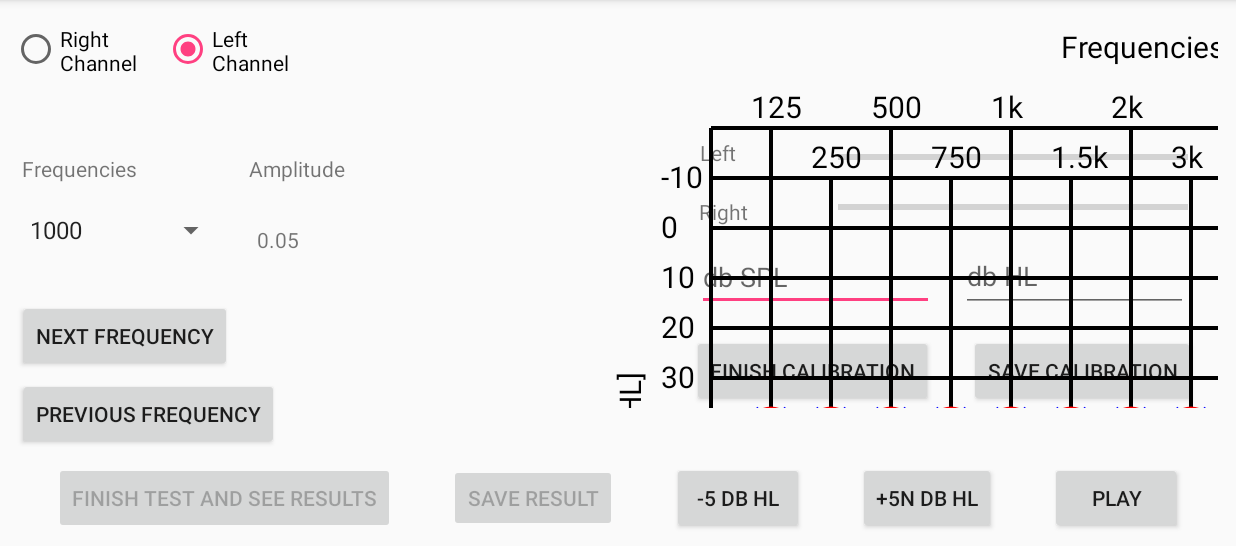
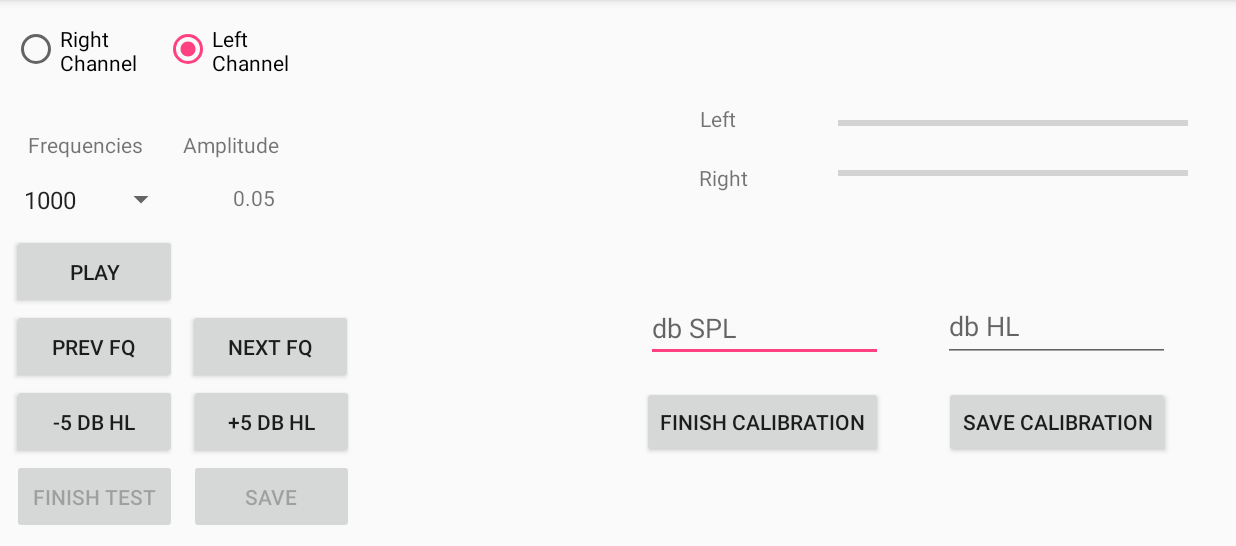
Before and after one commit to elijahmg/hearing_analyzer, an Android app: the screen it shows after launch (MainActivity), after a tap on "START CALIBRATION", on a phone screen of 824 x 412 dp (held sideways), the part 72-618 px from its top. Run offline under Robolectric (Android 15) with nearby library versions, the phone set to English and light mode, and no system bars; network calls fail; Roboto replaces fonts that are not available here; 2 statements that could not run were skipped.

Commit message:
layout has been changed, fix some bugs

```diff
--- a/app/src/main/java/com/degree/eliif/hearinganalyzer/Actvities/MainActivity.kt
+++ b/app/src/main/java/com/degree/eliif/hearinganalyzer/Actvities/MainActivity.kt
@@ -129,10 +129,7 @@ class MainActivity : AppCompatActivity(), AdapterView.OnItemSelectedListener {
 
     calibrationLayout.visibility = View.VISIBLE
 
-    // textView.visibility = View.INVISIBLE
-
-    // lessVolume.isEnabled = false
-    // moreVolume.isEnabled = false
+    GRAPH.visibility = View.INVISIBLE
 
     saveResultButton.isEnabled = false
 
@@ -189,10 +186,10 @@ class MainActivity : AppCompatActivity(), AdapterView.OnItemSelectedListener {
     /** Set start freq from 1kHz **/
     frequencySpinner.setSelection(setupWave.currentIndex)
 
-    this.resetLevel()
-
     /** Restore activity state **/
     this.setSharedValues()
+
+    this.resetLevel()
   }
 
   /**
@@ -209,6 +206,7 @@ class MainActivity : AppCompatActivity(), AdapterView.OnItemSelectedListener {
 
     val position = sharedPref.getInt("pos", 0)
     val resultAsString = sharedPref.getString("result", "")
+    val coordinationAsString = sharedPref.getString("coordination", "")
     val side = sharedPref.getBoolean("side", true)
 
     isDefaultCalibration = sharedPref.getBoolean("isDefaultCalibration", true)
@@ -227,12 +225,20 @@ class MainActivity : AppCompatActivity(), AdapterView.OnItemSelectedListener {
       setupWave.FREQUENCY = frequency.toString().toDouble()
     }
 
-    /** Setting object **/
+    /** Setting Result **/
     if (resultAsString != "") {
       val gson = Gson()
       val resultAsObject = gson.fromJson(resultAsString, Result::class.java)
 
       setupWave.setResult(resultAsObject)
+    }
+
+    /** Setting coordination **/
+    if (coordinationAsString != "") {
+      val gson = Gson()
+      val coordinationAsObject = gson.fromJson(coordinationAsString, Coordination::class.java)
+
+      coordination = coordinationAsObject
     }
 
     leftProgress.progress = sharedPref.getInt("leftProgress", 0)
@@ -291,12 +297,7 @@ class MainActivity : AppCompatActivity(), AdapterView.OnItemSelectedListener {
         setupWave.currentIndex = 0
         setupWave.fromStart = false
       } else {
-        /** skip 1 kHz **/
-        if (setupWave.currentIndex == 3) {
-          setupWave.currentIndex += 2
-        } else {
-          setupWave.currentIndex += 1
-        }
+        setupWave.currentIndex += 1
       }
 
       frequencySpinner.setSelection(setupWave.currentIndex)
@@ -387,7 +388,7 @@ class MainActivity : AppCompatActivity(), AdapterView.OnItemSelectedListener {
   @TargetApi(Build.VERSION_CODES.N)
   @RequiresApi(Build.VERSION_CODES.LOLLIPOP)
   fun less(view: View) {
-    setupWave.less()
+    setupWave.less(isCalibration)
 
     if (isCalibration !== null && isCalibration == true) {
       textView!!.text = setupWave.LEVEL.toString()
@@ -404,7 +405,7 @@ class MainActivity : AppCompatActivity(), AdapterView.OnItemSelectedListener {
   @TargetApi(Build.VERSION_CODES.N)
   @RequiresApi(Build.VERSION_CODES.LOLLIPOP)
   fun more(view: View) {
-    setupWave.more()
+    setupWave.more(isCalibration)
     if (isCalibration !== null && isCalibration == true) {
       textView!!.text = setupWave.LEVEL.toString()
     } else {
@@ -539,10 +540,12 @@ class MainActivity : AppCompatActivity(), AdapterView.OnItemSelectedListener {
     val sharedRef = getSharedPreferences("share", Context.MODE_PRIVATE) ?: return
     val gson = Gson()
     val objAsString = gson.toJson(setupWave.getResult())
+    val coordinationAsResult = gson.toJson(coordination)
 
     with(sharedRef.edit()) {
       putInt("pos", setupWave.currentIndex)
       putString("result", objAsString)
+      putString("coordination", coordinationAsResult)
       putBoolean("side", setupWave.LEFT_CHANNEL)
       putBoolean("isDefaultCalibration", isDefaultCalibration!!)
       putBoolean("isCalibration", isCalibration!!)
--- a/app/src/main/java/com/degree/eliif/hearinganalyzer/Actvities/ResultsActivity.kt
+++ b/app/src/main/java/com/degree/eliif/hearinganalyzer/Actvities/ResultsActivity.kt
@@ -12,7 +12,6 @@ import com.degree.eliif.hearinganalyzer.LineView
 import com.degree.eliif.hearinganalyzer.POJO.Coordination
 import com.degree.eliif.hearinganalyzer.POJO.Result
 import com.degree.eliif.hearinganalyzer.R
-import com.github.mikephil.charting.charts.LineChart
 import com.google.gson.Gson
 import java.io.*
 
@@ -22,11 +21,6 @@ class ResultsActivity : AppCompatActivity() {
 
   lateinit var GRAPH: ImageView
   private var RESULT_FILE = "result.json"
-
-  private lateinit var lineChart: LineChart
-
-  private var axisData: MutableList<Int> = mutableListOf(3, 6, 7, 9, 7)
-  private var yAxisData: MutableList<Int> = mutableListOf(5, 6, 7, 9, 7)
 
   @RequiresApi(Build.VERSION_CODES.N)
   override fun onCreate(savedInstanceState: Bundle?) {
--- a/app/src/main/java/com/degree/eliif/hearinganalyzer/Functionality/Computate.kt
+++ b/app/src/main/java/com/degree/eliif/hearinganalyzer/Functionality/Computate.kt
@@ -1,5 +1,6 @@
 package com.degree.eliif.hearinganalyzer.Functionality
 
+import android.util.Log
 import com.degree.eliif.hearinganalyzer.POJO.Calibration
 
 class Computate(private val calibration: Calibration) {
@@ -28,4 +29,8 @@ class Computate(private val calibration: Calibration) {
     val measuredDbHLLevel = this.getDbHl(frequency, leftSide)
     return (calibrationFloatLevel / (Math.pow(10.toDouble(), (measuredDbHLLevel!! / 20).toDouble()))).toFloat()
   }
+
+  override fun toString(): String {
+    return calibration.toString()
+  }
 }
--- a/app/src/main/java/com/degree/eliif/hearinganalyzer/Functionality/PlayWave.kt
+++ b/app/src/main/java/com/degree/eliif/hearinganalyzer/Functionality/PlayWave.kt
@@ -71,14 +71,30 @@ class PlayWave {
   /**
    * Reduce by 5db
    */
-  fun less() {
+  fun less(isCalibration: Boolean?) {
+
+    if (!isCalibration!!) {
+      val tempLevel = LEVEL / koef
+      val tempdbHLLevel = (20 * log10(((tempLevel / NULL_LEVEL).toDouble()))).roundToInt()
+
+      if (tempdbHLLevel < -10) return
+    }
+
     LEVEL /= koef
   }
 
   /**
    * Increase by 5db
    */
-  fun more() {
+  fun more(isCalibration: Boolean?) {
+
+    if (!isCalibration!!) {
+      val tempLevel = LEVEL * koef
+      val tempdbHLLevel = (20 * log10(((tempLevel / NULL_LEVEL).toDouble()))).roundToInt()
+
+      if (tempdbHLLevel > 95) return
+    }
+
     LEVEL *= koef
   }
 
@@ -148,7 +164,7 @@ class PlayWave {
           }
         }
 
-         mAudio.write(samples, 0, samples.size, AudioTrack.WRITE_BLOCKING)
+        mAudio.write(samples, 0, samples.size, AudioTrack.WRITE_BLOCKING)
       }
     }
   }
--- a/app/src/main/java/com/degree/eliif/hearinganalyzer/LineView.kt
+++ b/app/src/main/java/com/degree/eliif/hearinganalyzer/LineView.kt
@@ -67,63 +67,65 @@ class LineView(
     paint.strokeWidth = 4F
     paint.color = Color.BLUE
 
-    canvas.drawLine(x - 15F, y - 20F, x + 15f, y + 20F, paint)
-    canvas.drawLine(x - 15F, y + 20F, x + 15f, y - 20F, paint)
+    canvas.drawLine(x - 17F, y - 22F, x + 17f, y + 22F, paint)
+    canvas.drawLine(x - 17F, y + 22F, x + 17f, y - 22F, paint)
   }
 
   private fun drawCircle(canvas: Canvas, cx: Float, cy: Float) {
     val paint = Paint()
     paint.color = Color.RED
     paint.style = Paint.Style.STROKE
-    paint.strokeWidth = 3F
+    paint.strokeWidth = 5F
 
-    canvas.drawCircle(cx, cy, 20F, paint)
+    canvas.drawCircle(cx, cy, 25F, paint)
   }
 
   private fun drawGraph(canvas: Canvas) {
     val paint = Paint()
     paint.color = Color.BLACK
     paint.strokeWidth = 4F
-    paint.textSize = 30F
+    paint.textSize = 40F
 
     val xVal = arrayListOf("125", "250", "500", "750", "1k", "1.5k", "2k", "3k", "4k", "8k", "9k", "10k", "11.2k", "14k", "16k")
 
     // Vertical
-    for ((index, x) in (150..1120 step 60).withIndex()) {
-      if (index != 0 && index % 2 == 0 && x < 1080) {
-        canvas.drawLine(x.toFloat(), 160F, x.toFloat(), 660F, paint)
+    for ((index, x) in (110..1230 step 70).withIndex()) {
+      if (index != 0 && index % 2 == 0 && x < 1230) {
+        canvas.drawLine(x.toFloat(), 170F, x.toFloat(), 830F, paint)
       } else {
-        canvas.drawLine(x.toFloat(), 110F, x.toFloat(), 660F, paint)
+        canvas.drawLine(x.toFloat(), 110F, x.toFloat(), 830F, paint)
       }
       if (index != 0) {
         if (index - 1 < xVal.size) {
-          if (index != 0 && index % 2 == 0 && x < 1080) {
-            canvas.drawText(xVal[index - 1], x.toFloat() - 20, 150F, paint)
+          if (index != 0 && index % 2 == 0 && x < 1160) {
+            canvas.drawText(xVal[index - 1], x.toFloat() - 30, 150F, paint)
 
           } else {
-            canvas.drawText(xVal[index - 1], x.toFloat() - 20, 100F, paint)
+            canvas.drawText(xVal[index - 1], x.toFloat() - 30, 100F, paint)
           }
         }
       }
     }
 
-    val yVal = arrayListOf("-10", "0", "10", "20", "30", "40", "50", "60", "70", "80")
+    val yVal = arrayListOf("-10", "0", "10", "20", "30", "40", "50", "60", "70", "80", "90")
 
     // Horizontal
-    for ((index, y) in (110..700 step 50).withIndex()) {
-      canvas.drawLine(150F, y.toFloat(), 1110F, y.toFloat(), paint)
+    for ((index, y) in (110..860 step 60).withIndex()) {
+      canvas.drawLine(110F, y.toFloat(), 1230F, y.toFloat(), paint)
 
       // render y vals
       if (index != 0) {
         if (index - 1 < yVal.size) {
-          canvas.drawText(yVal[index - 1], 100F, y.toFloat() + 10F, paint)
+          canvas.drawText(yVal[index - 1], 50F, y.toFloat() + 10F, paint)
         }
       }
     }
+
+    paint.typeface = Typeface.create(Typeface.DEFAULT, Typeface.BOLD)
     canvas.drawText("Frequencies [Hz]", 500F, 40F, paint)
 
     canvas.rotate(270F)
-    canvas.drawText("dB [HL]", -450F, 80F, paint)
+    canvas.drawText("dB [HL]", -500F, 30F, paint)
     canvas.rotate(-270F)
   }
 
--- a/app/src/main/java/com/degree/eliif/hearinganalyzer/POJO/Calibration.kt
+++ b/app/src/main/java/com/degree/eliif/hearinganalyzer/POJO/Calibration.kt
@@ -9,4 +9,8 @@ class Calibration : Serializable {
   var dbHl: MutableMap<Double, Float> = mutableMapOf()
 
   var measuringLevel: Float = 0.0F
+
+  override fun toString(): String {
+    return calibrationLeft.toString()
+  }
 }
--- a/app/src/main/java/com/degree/eliif/hearinganalyzer/POJO/Coordination.kt
+++ b/app/src/main/java/com/degree/eliif/hearinganalyzer/POJO/Coordination.kt
@@ -7,14 +7,14 @@ class Coordination: Serializable {
     125.0, 250.0, 500.0, 750.0,
     1000.0, 1500.0, 2000.0,
     3000.0, 4000.0, 8000.0,
-    9000.0, 10000.0, 112000.0,
+    9000.0, 10000.0, 11200.0,
     14000.0, 16000.0)
 
-  /** 19 **/
+  /** 21 **/
   private var levels = mutableListOf(
     -10, -5, 0, 5, 10, 15, 20,
     25, 30, 35, 40, 45, 50, 55, 60, 65,
-    70, 75, 80)
+    70, 75, 80, 85, 90, 95)
 
   private val coordinatesMapXFq = mutableMapOf<Double, Float>()
   private val coordinatesMapYLevel = mutableMapOf<Int, Float>()
@@ -25,11 +25,11 @@ class Coordination: Serializable {
   val rightCoordinatesXY = mutableMapOf<Float, Float>()
 
   init {
-    for ((index, y) in (160..610 step 25).withIndex()) {
+    for ((index, y) in (170..820 step 30).withIndex()) {
       coordinatesMapYLevel[levels[index]] = y.toFloat()
     }
 
-    for ((index, x) in (210..1070 step 60).withIndex()) {
+    for ((index, x) in (180..1160 step 70).withIndex()) {
       coordinatesMapXFq[frequincies[index]] = x.toFloat()
     }
 
--- a/app/src/main/res/layout-v21/activity_main.xml
+++ b/app/src/main/res/layout-v21/activity_main.xml
@@ -6,6 +6,14 @@
     android:layout_height="match_parent"
     tools:background="?attr/colorBackgroundFloating"
     tools:context=".Actvities.MainActivity">
+
+    <androidx.constraintlayout.widget.ConstraintLayout
+        android:id="@+id/buttonsWrap"
+        android:layout_width="247dp"
+        android:layout_height="match_parent"
+        app:layout_constraintBottom_toBottomOf="parent"
+        app:layout_constraintStart_toStartOf="parent"
+        app:layout_constraintTop_toTopOf="parent">
 
         <RadioGroup
             android:id="@+id/radioGroup2"
@@ -36,134 +44,140 @@
 
         </RadioGroup>
 
-    <Button
-        android:id="@+id/play"
-        android:layout_width="wrap_content"
-        android:layout_height="wrap_content"
-        android:layout_marginBottom="8dp"
-        android:text="@string/play"
-        app:layout_constraintBottom_toBottomOf="parent"
-        app:layout_constraintEnd_toEndOf="parent"
-        app:layout_constraintHorizontal_bias="0.5"
-        app:layout_constraintStart_toEndOf="@+id/moreVolume" />
-
-    <Spinner
-        android:id="@+id/frequencySpinner"
-        android:layout_width="139dp"
-        android:layout_height="29dp"
-        android:layout_marginStart="12dp"
-        android:layout_marginBottom="32dp"
-        app:layout_constraintBottom_toTopOf="@+id/nextFq"
-        app:layout_constraintStart_toStartOf="parent" />
-
-    <TextView
-        android:id="@+id/textView"
-        android:layout_width="wrap_content"
-        android:layout_height="16dp"
-        android:layout_marginStart="20dp"
-        android:layout_marginTop="28dp"
-        android:text="TextView"
-        app:layout_constraintStart_toEndOf="@+id/frequencySpinner"
-        app:layout_constraintTop_toBottomOf="@+id/textView3" />
-
-    <Button
-        android:id="@+id/lessVolume"
-        android:layout_width="wrap_content"
-        android:layout_height="wrap_content"
-        android:onClick="less"
-        android:text="@string/iCanHear"
-        app:layout_constraintBaseline_toBaselineOf="@+id/moreVolume"
-        app:layout_constraintEnd_toStartOf="@+id/moreVolume"
-        app:layout_constraintHorizontal_bias="0.5"
-        app:layout_constraintStart_toEndOf="@+id/saveResult" />
-
-    <Button
-        android:id="@+id/moreVolume"
-        android:layout_width="wrap_content"
-        android:layout_height="wrap_content"
-        android:onClick="more"
-        android:text="@string/iCannotHear"
-        app:layout_constraintBaseline_toBaselineOf="@+id/play"
-        app:layout_constraintEnd_toStartOf="@+id/play"
-        app:layout_constraintHorizontal_bias="0.5"
-        app:layout_constraintStart_toEndOf="@+id/lessVolume" />
-
-    <Button
-        android:id="@+id/saveResult"
-        android:layout_width="wrap_content"
-        android:layout_height="45dp"
-        android:onClick="save"
-        android:text="@string/save_result"
-        app:layout_constraintBaseline_toBaselineOf="@+id/lessVolume"
-        app:layout_constraintEnd_toStartOf="@+id/lessVolume"
-        app:layout_constraintHorizontal_bias="0.5"
-        app:layout_constraintStart_toEndOf="@+id/finishTest" />
-
-    <Button
-        android:id="@+id/finishTest"
-        android:layout_width="wrap_content"
-        android:layout_height="wrap_content"
-        android:text="@string/result"
-        app:layout_constraintBaseline_toBaselineOf="@+id/saveResult"
-        app:layout_constraintEnd_toStartOf="@+id/saveResult"
-        app:layout_constraintHorizontal_bias="0.5"
-        app:layout_constraintStart_toStartOf="parent" />
-
         <TextView
             android:id="@+id/frequencies"
             android:layout_width="82dp"
-        android:layout_height="20dp"
-        android:layout_marginStart="12dp"
-        android:layout_marginBottom="16dp"
+            android:layout_height="23dp"
+            android:layout_marginStart="16dp"
+            android:layout_marginBottom="8dp"
             android:text="@string/frequencies"
             android:textAlignment="center"
             app:layout_constraintBottom_toTopOf="@+id/frequencySpinner"
             app:layout_constraintStart_toStartOf="parent"
             tools:textAlignment="center" />
 
+        <Spinner
+            android:id="@+id/frequencySpinner"
+            android:layout_width="110dp"
+            android:layout_height="30dp"
+            android:layout_marginStart="8dp"
+            android:layout_marginBottom="8dp"
+            app:layout_constraintBottom_toTopOf="@+id/play"
+            app:layout_constraintStart_toStartOf="parent" />
+
         <TextView
             android:id="@+id/textView3"
             android:layout_width="wrap_content"
-        android:layout_height="wrap_content"
-        android:layout_marginStart="72dp"
+            android:layout_height="23dp"
+            android:layout_marginStart="24dp"
             android:text="@string/amplitude"
             app:layout_constraintBaseline_toBaselineOf="@+id/frequencies"
             app:layout_constraintStart_toEndOf="@+id/frequencies" />
 
+        <TextView
+            android:id="@+id/textView"
+            android:layout_width="wrap_content"
+            android:layout_height="30dp"
+            android:layout_marginTop="8dp"
+            android:layout_marginEnd="64dp"
+            android:text="TextView"
+
+            android:textAlignment="center"
+            app:layout_constraintBottom_toBottomOf="@+id/frequencySpinner"
+            app:layout_constraintEnd_toEndOf="parent"
+            app:layout_constraintTop_toTopOf="@+id/frequencySpinner" />
+
+        <Button
+            android:id="@+id/play"
+            android:layout_width="110dp"
+            android:layout_height="50dp"
+            android:layout_marginStart="8dp"
+            android:text="@string/play"
+            app:layout_constraintBottom_toTopOf="@+id/previousFq2"
+            app:layout_constraintStart_toStartOf="parent" />
+
         <Button
             android:id="@+id/previousFq2"
-        android:layout_width="wrap_content"
-        android:layout_height="wrap_content"
-        android:layout_marginStart="12dp"
-        android:layout_marginBottom="8dp"
+            android:layout_width="110dp"
+            android:layout_height="50dp"
+            android:layout_marginStart="8dp"
             android:onClick="setPreviousFrequency"
             android:text="@string/previousFrq"
+            app:layout_constraintBottom_toTopOf="@+id/lessVolume"
+            app:layout_constraintStart_toStartOf="parent" />
+
+        <Button
+            android:id="@+id/nextFq"
+            android:layout_width="110dp"
+            android:layout_height="50dp"
+            android:layout_marginEnd="12dp"
+            android:text="@string/nextFrq"
+            app:layout_constraintBottom_toTopOf="@+id/moreVolume"
+            app:layout_constraintEnd_toEndOf="parent" />
+
+
+        <Button
+            android:id="@+id/lessVolume"
+            android:layout_width="110dp"
+            android:layout_height="50dp"
+            android:layout_marginStart="8dp"
+            android:onClick="less"
+            android:text="@string/iCanHear"
             app:layout_constraintBottom_toTopOf="@+id/finishTest"
             app:layout_constraintStart_toStartOf="parent" />
 
         <Button
-        android:id="@+id/nextFq"
-        android:layout_width="wrap_content"
-        android:layout_height="wrap_content"
-        android:layout_marginStart="12dp"
-        android:layout_marginBottom="4dp"
-        android:text="@string/nextFrq"
-        app:layout_constraintBottom_toTopOf="@+id/previousFq2"
+            android:id="@+id/moreVolume"
+            android:layout_width="110dp"
+            android:layout_height="50dp"
+            android:layout_marginStart="8dp"
+            android:onClick="more"
+            android:text="@string/iCannotHear"
+            app:layout_constraintBottom_toTopOf="@+id/saveResult"
+            app:layout_constraintEnd_toEndOf="@+id/saveResult"
+            app:layout_constraintHorizontal_bias="0.0"
+            app:layout_constraintStart_toEndOf="@+id/lessVolume" />
+
+
+        <Button
+            android:id="@+id/saveResult"
+            android:layout_width="110dp"
+            android:layout_height="50dp"
+            android:layout_marginStart="8dp"
+            android:layout_marginBottom="8dp"
+            android:onClick="save"
+            android:text="@string/save_result"
+            app:layout_constraintBottom_toBottomOf="parent"
+            app:layout_constraintStart_toEndOf="@+id/finishTest" />
+
+        <Button
+            android:id="@+id/finishTest"
+            android:layout_width="110dp"
+            android:layout_height="50dp"
+            android:layout_marginStart="8dp"
+            android:layout_marginBottom="8dp"
+            android:text="@string/result"
+            app:layout_constraintBottom_toBottomOf="parent"
             app:layout_constraintStart_toStartOf="parent" />
+
+
+    </androidx.constraintlayout.widget.ConstraintLayout>
 
 
     <androidx.constraintlayout.widget.ConstraintLayout
         android:id="@+id/calibrationLayout"
-        android:layout_width="366dp"
-        android:layout_height="199dp"
+        android:layout_width="416dp"
+        android:layout_height="256dp"
+        android:layout_marginStart="8dp"
         android:layout_marginTop="8dp"
         android:layout_marginEnd="16dp"
         android:layout_marginBottom="8dp"
         android:visibility="invisible"
         app:layout_constraintBottom_toBottomOf="parent"
         app:layout_constraintEnd_toEndOf="parent"
+        app:layout_constraintHorizontal_bias="1.0"
         app:layout_constraintTop_toTopOf="parent"
-        app:layout_constraintVertical_bias="0.459">
+        app:layout_constraintVertical_bias="0.492">
 
 
         <TextView
@@ -243,8 +257,8 @@
             android:id="@+id/calibHl"
             android:layout_width="151dp"
             android:layout_height="48dp"
-            android:layout_marginTop="84dp"
-            android:layout_marginEnd="16dp"
+            android:layout_marginTop="140dp"
+            android:layout_marginEnd="28dp"
             android:ems="10"
             android:focusable="true"
             android:hint="db HL"
@@ -269,18 +283,12 @@
 
     <ImageView
         android:id="@+id/graph"
-        android:layout_width="438dp"
-        android:layout_height="260dp"
-        android:layout_marginStart="8dp"
-        android:layout_marginTop="12dp"
-        android:layout_marginEnd="12dp"
-        android:layout_marginBottom="8dp"
+        android:layout_width="0dp"
+        android:layout_height="0dp"
         app:layout_constraintBottom_toBottomOf="parent"
         app:layout_constraintEnd_toEndOf="parent"
-        app:layout_constraintHorizontal_bias="1.0"
-        app:layout_constraintStart_toStartOf="parent"
-        app:layout_constraintTop_toTopOf="parent"
-        app:layout_constraintVertical_bias="0.0"/>
+        app:layout_constraintStart_toEndOf="@+id/buttonsWrap"
+        app:layout_constraintTop_toTopOf="parent" />
 
 
 </androidx.constraintlayout.widget.ConstraintLayout>
--- a/app/src/main/res/layout/activity_results.xml
+++ b/app/src/main/res/layout/activity_results.xml
@@ -32,15 +32,12 @@
 
     <ImageView
         android:id="@+id/graphResult"
-        android:layout_width="438dp"
-        android:layout_height="260dp"
+        android:layout_width="0dp"
+        android:layout_height="0dp"
         android:layout_marginStart="8dp"
-        android:layout_marginTop="12dp"
-        android:layout_marginEnd="12dp"
-        android:layout_marginBottom="8dp"
+        android:layout_marginEnd="8dp"
         app:layout_constraintBottom_toBottomOf="parent"
-        app:layout_constraintEnd_toEndOf="parent"
-        app:layout_constraintHorizontal_bias="0.035"
+        app:layout_constraintEnd_toStartOf="@+id/saveToFile"
         app:layout_constraintStart_toStartOf="parent"
         app:layout_constraintTop_toTopOf="parent"
         app:layout_constraintVertical_bias="0.016" />
--- a/app/src/main/res/layout/first_screen.xml
+++ b/app/src/main/res/layout/first_screen.xml
@@ -18,8 +18,8 @@
 
     <TextView
         android:id="@+id/textView2"
-        android:layout_width="wrap_content"
-        android:layout_height="wrap_content"
+        android:layout_width="431dp"
+        android:layout_height="144dp"
         android:layout_marginStart="8dp"
         android:layout_marginTop="32dp"
         android:layout_marginEnd="8dp"
--- a/app/src/main/res/values/strings.xml
+++ b/app/src/main/res/values/strings.xml
@@ -4,11 +4,11 @@
     <string name="play">Play</string>
     <string name="stop">Stop</string>
     <string name="iCanHear">-5 dB HL</string>
-    <string name="iCannotHear">+5n dB HL</string>
+    <string name="iCannotHear">+5 dB HL</string>
 
-    <string name="nextFrq">Next Frequency</string>
-    <string name="previousFrq">Previous Frequency</string>
-    <string name="save_result">Save result</string>
+    <string name="nextFrq">Next Fq</string>
+    <string name="previousFrq">Prev Fq</string>
+    <string name="save_result">Save</string>
 
     <string name="left">Left Channel</string>
     <string name="right">Right Channel</string>
@@ -20,11 +20,11 @@
 
     <string name="info">
         This is a Hear analyzer\n
-        Please set volume\n on phone/tablet\n and on external device to max
+        Connect external device to achieve more accurate results
     </string>
 
     <string name="start">Start test</string>
-    <string name="result">Finish test and see results</string>
+    <string name="result">Finish test</string>
     <string name="frequencies">Frequencies</string>
     <string name="dbHl">db HL</string>
     <string name="amplitude">Amplitude</string>
@@ -48,7 +48,6 @@
         <item>2000</item>
         <item>3000</item>
         <item>4000</item>
-        <item>6000</item>
         <item>8000</item>
         <item>9000</item>
         <item>10000</item>
```
Lines whose indentation alone changed are shown as unchanged.
